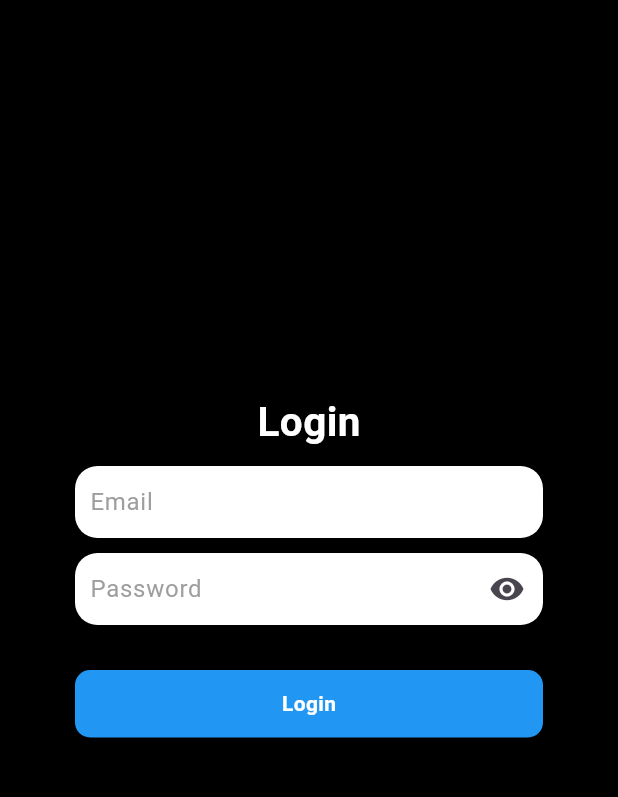
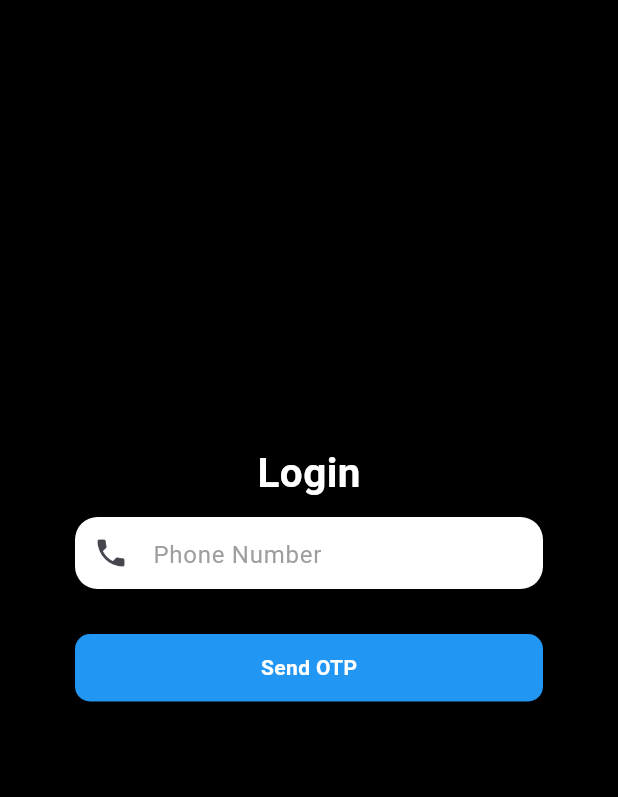
Before and after one commit to TexasTorque/torque-hours-x, a Flutter app: the screen it shows after launch, on a phone screen of 412 x 824 dp, the part 128-925 px from its top. Run offline on Flutter 3.47's test engine with Material 3 defaults, Android fonts, the phone set to English and light mode, and no system bars; our stand-ins replace firebase_auth, firebase_core; accounts and stored records are empty.

Commit message:
Some stuff should be fixed

```diff
--- a/lib/main.dart
+++ b/lib/main.dart
@@ -7,7 +7,7 @@ Future<void> main() async {
   WidgetsFlutterBinding.ensureInitialized();
 
   await Firebase.initializeApp(
-    options: DefaultFirebaseOptions.currentPlatform
+    options: DefaultFirebaseOptions.currentPlatform,
   );
 
   runApp(const MainApp());
@@ -27,27 +27,7 @@ class MainApp extends StatelessWidget {
           bodyMedium: TextStyle(color: Colors.white)
         )
       ),
-      home: Scaffold(
-        appBar: AppBar(
-          toolbarHeight: 100,
-          backgroundColor: Colors.black,
-          title: Container(
-            margin: const EdgeInsets.only(left: 80, right: 80),
-            padding: const EdgeInsets.only(top: 5, bottom: 5),
-            decoration: BoxDecoration(
-              border: Border.all(color: Colors.white, width: 5)
-            ),
-            child: const Row(
-              mainAxisAlignment: MainAxisAlignment.center,
-              children: [
-                Image(image: AssetImage('assets/imgs/torque_logo.png'), width: 50),
-                Text('TORQUE HOURS', style: TextStyle(fontFamily: 'Market Deco', color: Colors.white)),
-              ],
-            ),
-          ),
-        ),
-        body: const LoginScreen(),
-      ),
+      home: const LoginScreen(),
     );
   }
 }
--- a/lib/screens/login_screen.dart
+++ b/lib/screens/login_screen.dart
@@ -1,5 +1,5 @@
 import 'package:flutter/material.dart';
-import 'package:torque_hours_x/auth/auth_service.dart';
+import 'package:torque_hours_x/screens/services/auth_service.dart';
 
 class LoginScreen extends StatefulWidget {
   const LoginScreen({super.key});
@@ -9,71 +9,114 @@ class LoginScreen extends StatefulWidget {
 }
 
 class _LoginScreenState extends State<LoginScreen> {
-  final TextEditingController emailController = TextEditingController();
-  final TextEditingController passwordController = TextEditingController();
-  bool passwordObscured = true;
+  final TextEditingController phoneController = TextEditingController();
+  final TextEditingController otpController = TextEditingController();
+
+  final phoneKey = GlobalKey<FormState>();
+  final otpKey = GlobalKey<FormState>();
 
   @override
   Widget build(BuildContext context) {
-    return Center(
+    return Scaffold(
+      appBar: AppBar(
+          toolbarHeight: 100,
+          backgroundColor: Colors.black,
+          title: Container(
+            margin: const EdgeInsets.only(left: 80, right: 80),
+            padding: const EdgeInsets.only(top: 5, bottom: 5),
+            decoration: BoxDecoration(
+              border: Border.all(color: Colors.white, width: 5)
+            ),
+            child: const Row(
+              mainAxisAlignment: MainAxisAlignment.center,
+              children: [
+                Image(image: AssetImage('assets/imgs/torque_logo.png'), width: 50),
+                Text('TORQUE HOURS', style: TextStyle(fontFamily: 'Market Deco', color: Colors.white)),
+              ],
+            ),
+          ),
+        ),
+      body: Center(
         child: Container(
           padding: const EdgeInsets.only(left: 50, right: 50),
           child: Column(
             mainAxisAlignment: MainAxisAlignment.center,
             children: [
-            const Text("Login", style: TextStyle(fontSize: 27, fontWeight: FontWeight.bold)),
+              const SizedBox(height: 10),
+              const Text('Login', style: TextStyle(fontSize: 27, fontWeight: FontWeight.bold)),
               const SizedBox(height: 10),
               Container(
                 decoration: BoxDecoration(
                   color: Colors.white,
                   borderRadius: BorderRadius.circular(15),
                 ),
+                child: Form(
+                  key: phoneKey,
                   child: TextFormField(
-                controller: emailController,
+                    controller: phoneController,
+                    keyboardType: TextInputType.phone,
                     decoration: const InputDecoration(
                       border: UnderlineInputBorder(borderSide: BorderSide.none),
-                  contentPadding: EdgeInsets.only(left: 10),
-                  hintText: "Email",
+                      contentPadding: EdgeInsets.only(left: 10, top: 3),
+                      hintText: 'Phone Number',
+                      prefixIcon: Icon(Icons.phone),
                       hintStyle: TextStyle(color: Colors.grey),
+                      prefixIconConstraints: BoxConstraints(
+                        minWidth: 48,
                       ),
                     ),
-            ),
-            const SizedBox(height: 10),
-            Container(
-              decoration: BoxDecoration(
-                color: Colors.white,
-                borderRadius: BorderRadius.circular(15),
-              ),
-              child: TextFormField(
-                controller: passwordController,
-                obscureText: passwordObscured,
-                decoration: InputDecoration(
-                  border: const UnderlineInputBorder(borderSide: BorderSide.none),
-                  contentPadding: const EdgeInsets.only(left: 10, right: 50),
-                  hintText: "Password",
-                  hintStyle: const TextStyle(color: Colors.grey),
-                  suffixIcon: GestureDetector(
-                    onTap: () {
-                      setState(() {
-                        passwordObscured = !passwordObscured;
-                      });
+                    validator: (value) {
+                      if (value!.length != 10) {
+                        return 'Invalid phone number';
+                      }
+                      return null;
                     },
-                    child: Icon(passwordObscured == true ? Icons.visibility : Icons.visibility_off),
-                    ),
-                  suffixIconConstraints: const BoxConstraints(
-                    minWidth: 48,
-                  ),
                   ),
                 ),
               ),
               const SizedBox(height: 30),
               GestureDetector(
                 onTap: () async {
-                await AuthService().login(
-                  email: emailController.text,
-                  password: passwordController.text,
-                  context: context,
+                  if (phoneKey.currentState!.validate()) {
+                    AuthService.sendOTP(
+                      phoneNumber: phoneController.text,
+                      onError: () {
+                        ScaffoldMessenger.of(context).showSnackBar(const SnackBar(content: Text('Error sending OTP', style: TextStyle(color: Colors.white),), backgroundColor: Colors.red));
+                      },
+                      onSent: () {
+                        showDialog(context: context, builder: (context) => AlertDialog(
+                          title: const Text('OTP Verification'), content: Column(
+                          children: [
+                            const Text('Enter 6 digit OTP'),
+                            const SizedBox(height: 12),
+                            Form(
+                              key: otpKey,
+                              child: TextFormField(
+                                controller: otpController,
+                                keyboardType: TextInputType.number,
+                                decoration: const InputDecoration(
+                                  border: UnderlineInputBorder(borderSide: BorderSide.none),
+                                  contentPadding: EdgeInsets.only(left: 10, top: 3),
+                                  hintText: 'OTP',
+                                  prefixIcon: Icon(Icons.phone),
+                                  hintStyle: TextStyle(color: Colors.grey),
+                                  prefixIconConstraints: BoxConstraints(
+                                    minWidth: 48,
+                                  ),
+                                ),
+                                validator: (value) {
+                                  if (value!.length != 6) {
+                                    return 'Invalid OTP code';
+                                  }
+                                  return null;
+                                },
+                              ),
+                            ),
+                          ],
+                        )));
+                      },
                     );
+                  }
                 },
                 child: Container(
                   width: double.infinity,
@@ -84,7 +127,7 @@ class _LoginScreenState extends State<LoginScreen> {
                   ),
                   child: const Center(
                     child: Text(
-                    "Login",
+                      'Send OTP',
                       style: TextStyle(
                         color: Colors.white,
                         fontWeight: FontWeight.bold,
@@ -96,6 +139,7 @@ class _LoginScreenState extends State<LoginScreen> {
             ],
           ),
         ),
+      ),
     );
   }
 }
--- /dev/null
+++ b/lib/screens/services/auth_service.dart
@@ -0,0 +1,47 @@
+import 'package:firebase_auth/firebase_auth.dart';
+
+class AuthService {
+  static final FirebaseAuth firebaseAuth = FirebaseAuth.instance;
+  static String verificationId = '';
+
+  static Future<void> sendOTP({
+    required String phoneNumber,
+    required Function onError,
+    required Function onSent,
+  }) async {
+    await firebaseAuth.verifyPhoneNumber(
+      timeout: const Duration(seconds: 30),
+      phoneNumber: '+1$phoneNumber',
+      verificationCompleted: (phoneAuthCredential) async {},
+      verificationFailed: (error) async {},
+      codeSent: (verifyId, forceResendingToken) async {
+        verificationId = verifyId;
+        onSent();
+      },
+      codeAutoRetrievalTimeout: (verificationId) async {},
+    ).onError((error, stacktrace) {print(stacktrace);});
+  }
+
+  static Future<bool> loginOTP({required String otp}) async {
+    final PhoneAuthCredential credential = PhoneAuthProvider.credential(
+      verificationId: verificationId,
+      smsCode: otp,
+    );
+
+    final UserCredential userCredential = await firebaseAuth.signInWithCredential(credential);
+    final User? user = userCredential.user;
+
+    if (user != null) {
+      return true;
+    }
+    return false;
+  }
+
+  static Future<void> logout() async {
+    await firebaseAuth.signOut();
+  }
+
+  static Future<bool> isLoggedIn() async {
+    return firebaseAuth.currentUser != null;
+  }
+}
```
Also changed, not shown: lib/auth/auth_service.dart (deleted, +0 -47 lines), lib/screens/home.dart (deleted, +0 -10 lines), 4 other files. Lines whose indentation alone changed are shown as unchanged.
